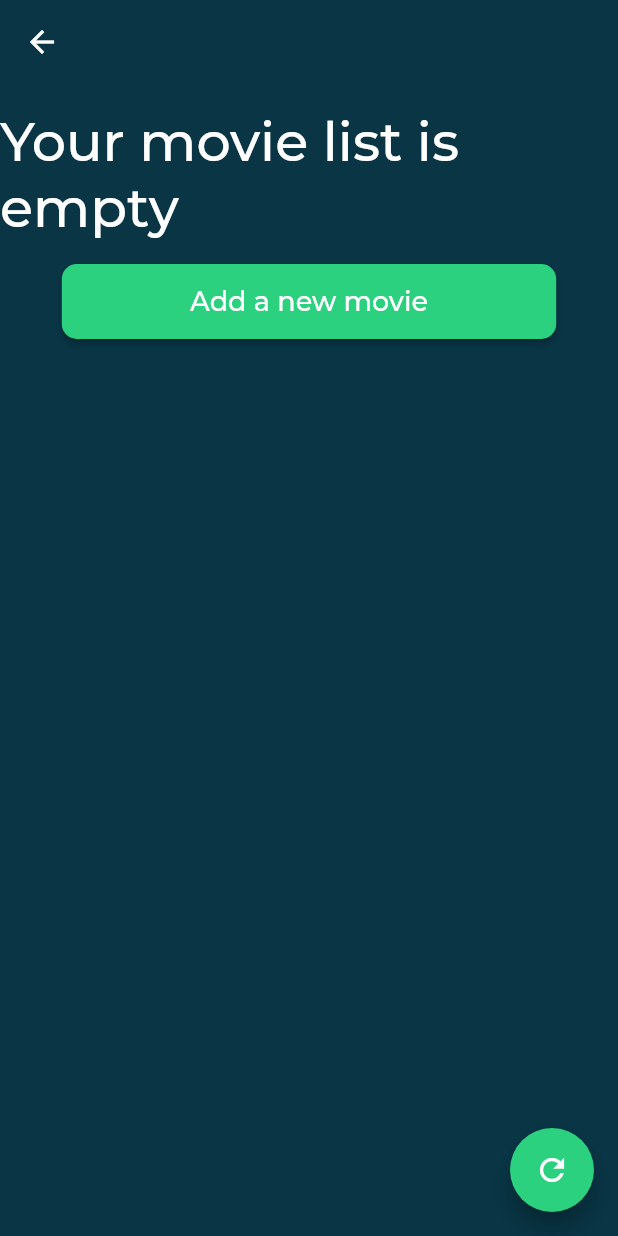
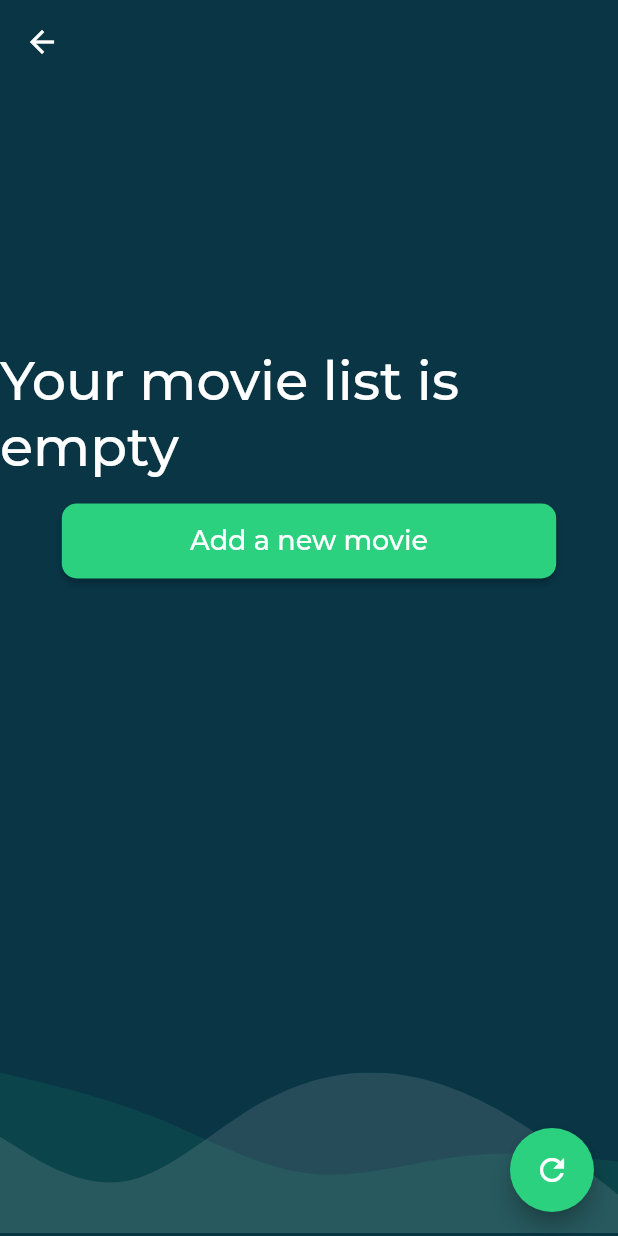
Before and after one commit to tomislavmiksik/job-application-task, a Flutter app: the HomeScreen screen opened by its route, after a tap on the "refresh" icon, on a phone screen of 412 x 824 dp. Run offline on Flutter 3.47's test engine with Material 2 defaults, Android fonts, the phone set to English and light mode, and no system bars; our stand-ins replace dio, extended_image, flutter_svg, font_awesome_flutter, image_picker, shared_preferences; accounts and stored records are empty; network calls fail; project files that could hold a hidden picture were left out.

Commit message:
some changes

```diff
--- a/lib/models/movie.dart
+++ b/lib/models/movie.dart
@@ -14,12 +14,10 @@ class Movie with ChangeNotifier {
   });
 
   void editMovie(
-    int? id,
     String? title,
     int? year,
     String? posterUrl,
   ) {
-    this.id = id;
     this.title = title;
     this.year = year;
     this.posterUrl = posterUrl;
--- a/lib/screens/home_screen.dart
+++ b/lib/screens/home_screen.dart
@@ -28,6 +28,7 @@ class _HomeScreenState extends State<HomeScreen> {
     //final Future<void> fetchedMovies = ApiCallsProvider().fetchMovies();
     apiProv = Provider.of<ApiCallsProvider>(context);
 
+    apiProv.fetchMovies();
     return Scaffold(
         floatingActionButton: apiProv.getMovies.isEmpty
             ? FloatingActionButton(
@@ -49,9 +50,7 @@ class _HomeScreenState extends State<HomeScreen> {
           backgroundColor: Theme.of(context).backgroundColor,
         ),
         body: apiProv.getMovies.isEmpty
-            ? const SingleChildScrollView(
-                child: EmptyListWidget(),
-              )
+            ? const EmptyListWidget()
             : Column(
                 children: [
                   Row(
--- a/lib/screens/loading_screen.dart
+++ b/lib/screens/loading_screen.dart
@@ -50,7 +50,7 @@ class _LoadingScreenState extends State<LoadingScreen> {
                       color: Theme.of(context).primaryColor,
                     ),
                     const SizedBox(height: 10),
-                    ElevatedButton(
+                    /*  ElevatedButton(
                       onPressed: () async {
                         SharedPreferences prefs =
                             await SharedPreferences.getInstance();
@@ -74,7 +74,7 @@ class _LoadingScreenState extends State<LoadingScreen> {
                           ),
                         ),
                       ),
-                    ),
+                    ), */
                   ],
                 ),
               )
--- a/lib/services/api_calls.dart
+++ b/lib/services/api_calls.dart
@@ -7,7 +7,6 @@ import 'package:path_provider/path_provider.dart';
 import 'package:shared_preferences/shared_preferences.dart';
 
 import '../models/movie.dart';
-import '../screens/home_screen.dart';
 
 class ApiCallsProvider with ChangeNotifier {
   final String baseUrl = 'https://zm-movies-assignment.herokuapp.com';
@@ -81,9 +80,8 @@ class ApiCallsProvider with ChangeNotifier {
     }
   }
 
-  Future<List<Movie>> fetchMovies() async {
+  Future<void> fetchMovies() async {
     List<Movie> tmpMovies = [];
-    //var tmpToken = await getToken();
     token = (await getToken()).toString();
 
     try {
@@ -110,7 +108,6 @@ class ApiCallsProvider with ChangeNotifier {
           };
         }
         String imgUrl;
-        var tempDir = await getTemporaryDirectory();
 
         if (element['attributes']['poster']['data']['attributes']['formats']
                 ['small'] !=
@@ -122,30 +119,17 @@ class ApiCallsProvider with ChangeNotifier {
               ['formats']['thumbnail']['url'];
         }
 
-        String fullPath = tempDir.path +
-            '/' +
-            element['attributes']['name'] +
-            "." +
-            imgUrl.split('.').last;
-        print('full path $fullPath');
-
-        downloadPoster(
-          imgUrl,
-          fullPath,
-        );
-
         tmpMovies.add(
           Movie(
             id: element['id'],
             title: element['attributes']['name'],
             year: element['attributes']['publicationYear'],
-            posterUrl: fullPath,
+            posterUrl: imgUrl,
           ),
         );
       }
       _movies = tmpMovies;
       notifyListeners();
-      return _movies;
     } on DioError catch (e) {
       //print(e.response!.statusMessage.toString());
       //print(e.response!.statusCode.toString());
@@ -155,7 +139,6 @@ class ApiCallsProvider with ChangeNotifier {
 
   Future<void> addMovie(String title, int year, String filePath) async {
     token = (await getToken()).toString();
-    print('token u addMovie: ' + token);
 
     var data = {
       'name': title,
@@ -201,13 +184,25 @@ class ApiCallsProvider with ChangeNotifier {
       'publicationYear': year,
     };
 
-    print(filePath);
+    var tempDir = await getTemporaryDirectory();
 
+    String fullPath =
+        tempDir.path + '/' + title + "." + filePath.split('.').last;
+    print('full path $fullPath');
+    print('filePath : ' + filePath);
+
+    /* if (filePath.startsWith('http')) {
+      downloadPoster(
+        filePath,
+        fullPath,
+      );
+    } */
     var formData = FormData.fromMap(
       {
         'data': jsonEncode(data),
-        'files.poster': await MultipartFile.fromFile(filePath,
-            filename: '${DateTime.now().millisecondsSinceEpoch}.jpg'),
+        'files.poster': await MultipartFile.fromFile(
+          filePath,
+          filename: '${DateTime.now().millisecondsSinceEpoch}.jpg'),
       },
     );
 
@@ -219,7 +214,7 @@ class ApiCallsProvider with ChangeNotifier {
           headers: {'Authorization': 'Bearer $token'},
         ),
       );
-      _movies.firstWhere((element) => element.id == id).editMovie(id, title, year, filePath);
+      final index = _movies.indexWhere((element) => element.id == id);
       //fetchMovies();
       notifyListeners();
     } on DioError catch (e) {
--- a/lib/widgets/empty_list.dart
+++ b/lib/widgets/empty_list.dart
@@ -1,4 +1,5 @@
 import 'package:flutter/material.dart';
+import 'package:flutter_svg/flutter_svg.dart';
 
 class EmptyListWidget extends StatelessWidget {
   const EmptyListWidget({Key? key}) : super(key: key);
@@ -6,12 +7,14 @@ class EmptyListWidget extends StatelessWidget {
   @override
   Widget build(BuildContext context) {
     return Center(
-      child: SizedBox(
-        //height: double.infinity,
       child: Column(
-          mainAxisAlignment: MainAxisAlignment.center,
+        mainAxisAlignment: MainAxisAlignment.spaceBetween,
         children: [
-            const SizedBox(height: 16),
+          SizedBox(
+            height: MediaQuery.of(context).size.height * 0.4,
+            child: Column(
+              mainAxisAlignment: MainAxisAlignment.end,
+              children: [
                 Text(
                   'Your movie list is empty',
                   softWrap: true,
@@ -36,9 +39,17 @@ class EmptyListWidget extends StatelessWidget {
                     onPressed: () {},
                     child: const Text('Add a new movie'),
                   ),
-            )
+                ),
               ],
             ),
+          ),
+          SizedBox(
+            width: MediaQuery.of(context).size.width,
+            child: SvgPicture.asset(
+              'assets/images/Vectors.svg',
+            ),
+          ),
+        ],
       ),
     );
   }
--- a/lib/widgets/login_form.dart
+++ b/lib/widgets/login_form.dart
@@ -36,6 +36,7 @@ class _LoginFormState extends State<LoginForm> {
       try {
         await ApiCallsProvider()
             .login(_emailController.text, _passwordController.text, checkValue);
+        await ApiCallsProvider().fetchMovies();
         Navigator.of(context).pushReplacementNamed(HomeScreen.routeName);
       } catch (error) {
         showDialog(context: context, builder: (ctx) => const ErrorDialog());
--- a/lib/widgets/movie_grid.dart
+++ b/lib/widgets/movie_grid.dart
@@ -14,7 +14,7 @@ class MovieGrid extends StatelessWidget {
       itemCount: movies.length,
       itemBuilder: (context, index) => ChangeNotifierProvider.value(
         value: movies[index],
-        child: MovieTile(),
+        child: const MovieTile(),
       ),
       gridDelegate: const SliverGridDelegateWithFixedCrossAxisCount(
         crossAxisCount: 2,
--- a/lib/widgets/movie_tile.dart
+++ b/lib/widgets/movie_tile.dart
@@ -74,8 +74,8 @@ class MovieTile extends StatelessWidget {
               Center(
                 child: SizedBox(
                   height: MediaQuery.of(context).size.height * 0.15,
-                  child: ExtendedImage.file(
-                    File(movie.posterUrl.toString()),
+                  child: ExtendedImage.network(
+                    movie.posterUrl.toString(),
                     fit: BoxFit.cover,
                     //cache: true,
                     width: double.infinity,
```
Also changed, not shown: lib/screens/edit_movie_screen.dart (+16 -5 lines), lib/widgets/edit_add_form.dart (+20 -12 lines). Lines whose indentation alone changed are shown as unchanged.
